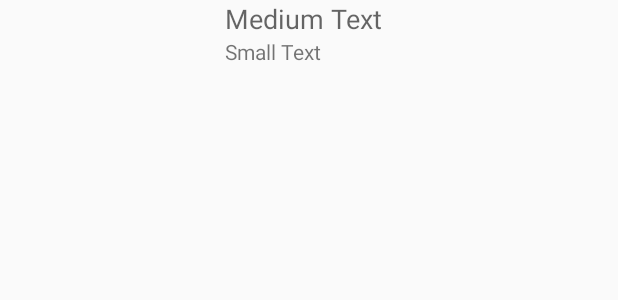
After one commit to StanislavSobol/News4PDA, an Android app: the layout item_content.xml on its own in the app's theme, with its tools: preview values and no code run, on a phone screen of 412 x 824 dp. The commit adds this screen. Shown: the top 300 px of the screen. Run offline under Robolectric (Android 15) with nearby library versions, the phone set to English and light mode, and no system bars.

Commit message:
The first draft of providing news to the recyclerView

```diff
--- a/app/src/main/java/com/gmal/sobol/i/stanislav/news4pda/parser/Parser4PDAViewable.java
+++ b/app/src/main/java/com/gmal/sobol/i/stanislav/news4pda/parser/Parser4PDAViewable.java
@@ -1,4 +1,9 @@
 package com.gmal.sobol.i.stanislav.news4pda.parser;
 
+import com.gmal.sobol.i.stanislav.news4pda.CallbackBundle;
+
 public interface Parser4PDAViewable {
+    void clearData();
+    void parsePage(int number, CallbackBundle callbackBundle);
+    NewsItemDTO getParcedData();
 }
--- /dev/null
+++ b/app/src/main/res/layout/item_content.xml
@@ -0,0 +1,69 @@
+<?xml version="1.0" encoding="utf-8"?>
+<LinearLayout xmlns:android="http://schemas.android.com/apk/res/android"
+    android:layout_width="match_parent"
+    android:layout_height="90dp"
+    android:orientation="horizontal">
+
+    <LinearLayout
+        android:layout_width="wrap_content"
+        android:layout_height="match_parent"
+        android:orientation="vertical">
+
+        <FrameLayout
+            android:layout_width="150dp"
+            android:layout_height="90dp">
+
+            <ImageView
+                android:id="@+id/imageView"
+                android:layout_width="match_parent"
+                android:layout_height="match_parent"
+                android:clickable="false" />
+        </FrameLayout>
+
+    </LinearLayout>
+
+    <LinearLayout
+        android:layout_width="match_parent"
+        android:layout_height="match_parent"
+        android:orientation="vertical">
+
+        <RelativeLayout
+            android:layout_width="wrap_content"
+            android:layout_height="match_parent">
+
+            <LinearLayout
+                android:id="@+id/linearLayout"
+                android:layout_width="match_parent"
+                android:layout_height="wrap_content"
+                android:orientation="horizontal">
+
+                <TextView
+                    android:id="@+id/titleTextVew"
+                    android:layout_width="wrap_content"
+                    android:layout_height="wrap_content"
+                    android:singleLine="true"
+                    android:text="Medium Text"
+                    android:textAppearance="?android:attr/textAppearanceMedium" />
+            </LinearLayout>
+
+            <LinearLayout
+                android:id="@+id/linearLayout2"
+                android:layout_width="match_parent"
+                android:layout_height="wrap_content"
+                android:layout_alignParentLeft="true"
+                android:layout_alignParentStart="true"
+                android:layout_below="@+id/linearLayout"
+                android:orientation="horizontal">
+
+                <TextView
+                    android:id="@+id/descriptionTextView"
+                    android:layout_width="match_parent"
+                    android:layout_height="wrap_content"
+                    android:text="Small Text"
+                    android:textAppearance="?android:attr/textAppearanceSmall" />
+            </LinearLayout>
+
+
+        </RelativeLayout>
+    </LinearLayout>
+</LinearLayout>
```
Also changed, not shown: app/src/main/java/com/gmal/sobol/i/stanislav/news4pda/CallbackBundle.java (added, +23 -0 lines), app/src/main/java/com/gmal/sobol/i/stanislav/news4pda/MainActivity.java (+43 -36 lines), app/src/main/java/com/gmal/sobol/i/stanislav/news4pda/NewsListAdapter.java (added, +60 -0 lines), app/src/main/java/com/gmal/sobol/i/stanislav/news4pda/parser/NewsItemDTO.java (+24 -8 lines), app/src/main/java/com/gmal/sobol/i/stanislav/news4pda/parser/Parser4PDA.java (+34 -15 lines), app/src/main/res/layout/content_main.xml (+22 -5 lines).
